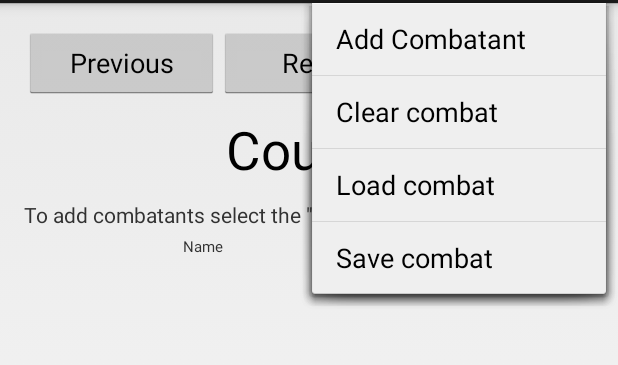
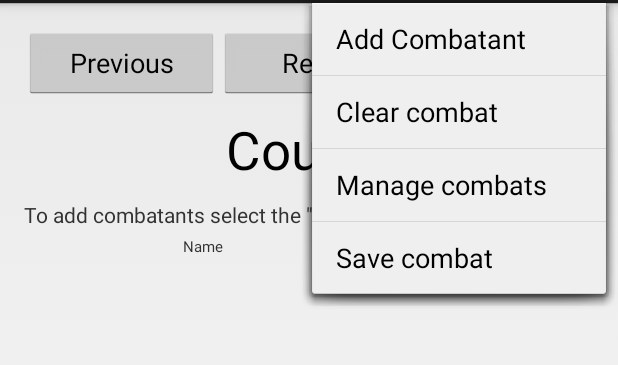
Before and after one commit to mespinosaz/HackmasterCombatCounter, an Android app: the screen it shows after launch (MainActivity), with the options menu open, on a phone screen of 412 x 824 dp, the part 69-434 px from its top. Run offline under Robolectric (Android 15) with nearby library versions, the phone set to English and light mode, and no system bars.

Commit message:
Fixed some bugs and improved layout a little to be more usable

```diff
--- a/src/main/java/com/whs/hmcc/Layout/Listener/CombatListOnclickListener.java
+++ b/src/main/java/com/whs/hmcc/Layout/Listener/CombatListOnclickListener.java
@@ -17,9 +17,9 @@ public class CombatListOnclickListener implements AdapterView.OnItemClickListene
     public void onItemClick(AdapterView<?> listView, View view, int position, long id) {
         AlertDialog.Builder builder = new AlertDialog.Builder(myActivity);
         builder.setMessage(R.string.clearCombatDialog)
-            .setNegativeButton(R.string.delete, new CombatListDialogOnclickDeleteListener(myActivity, id))
+            .setNegativeButton(R.string.load, new CombatListDialogOnclickLoadListener(myActivity, id))
             .setNeutralButton(R.string.cancel, new NullDialogOnclickListener())
-            .setPositiveButton(R.string.load, new CombatListDialogOnclickLoadListener(myActivity, id))
+            .setPositiveButton(R.string.delete, new CombatListDialogOnclickDeleteListener(myActivity, id))
             .show();
     }
 }
--- a/src/main/res/layout/add.xml
+++ b/src/main/res/layout/add.xml
@@ -54,7 +54,7 @@
                 android:layout_width="60dp"
                 android:layout_height="wrap_content"
                 android:text="Count"
-                android:id="@+id/textView"
+                android:id="@+id/textView1"
                 android:textSize="20dp"
                 android:layout_gravity="center_vertical"
                 android:layout_marginLeft="15dp"/>
@@ -72,7 +72,7 @@
                 android:layout_width="60dp"
                 android:layout_height="wrap_content"
                 android:text="Speed"
-                android:id="@+id/textView"
+                android:id="@+id/textView3"
                 android:textSize="20dp"
                 android:layout_gravity="center_vertical"
                 android:layout_marginLeft="7dp"/>
--- a/src/main/res/menu/main.xml
+++ b/src/main/res/menu/main.xml
@@ -8,7 +8,7 @@
           android:orderInCategory="100"
           android:showAsAction="never" />
     <item android:id="@+id/action_loadcombat"
-          android:title="Load combat"
+          android:title="Manage combats"
           android:orderInCategory="100"
           android:showAsAction="never" />
     <item android:id="@+id/action_savecombat"
--- a/src/main/res/values/strings.xml
+++ b/src/main/res/values/strings.xml
@@ -6,11 +6,11 @@
     <string name="action_resetcount" >Reset Count</string>
     <string name="cancel">Cancel</string>
     <string name="clearCombatantsDialog">Are you sure you want to clear all the combatants?</string>
-    <string name="clearCombatDialog">Loading the combat will remove all the current combatants and reset the count.</string>
+    <string name="clearCombatDialog">What you want to do with this combat?</string>
     <string name="countTitle">Count</string>
     <string name="delete">Delete</string>
     <string name="deleteSymbol">x</string>
-    <string name="empty_combatants">To add combatants select the \"Add...\" option in the menu. </string>
+    <string name="empty_combatants">To add combatants select the \"Add...\" option in the menu.</string>
     <string name="incorrectParameters">Incorrect parameters</string>
     <string name="load">Load</string>
     <string name="nameTitle">Name</string>
```
